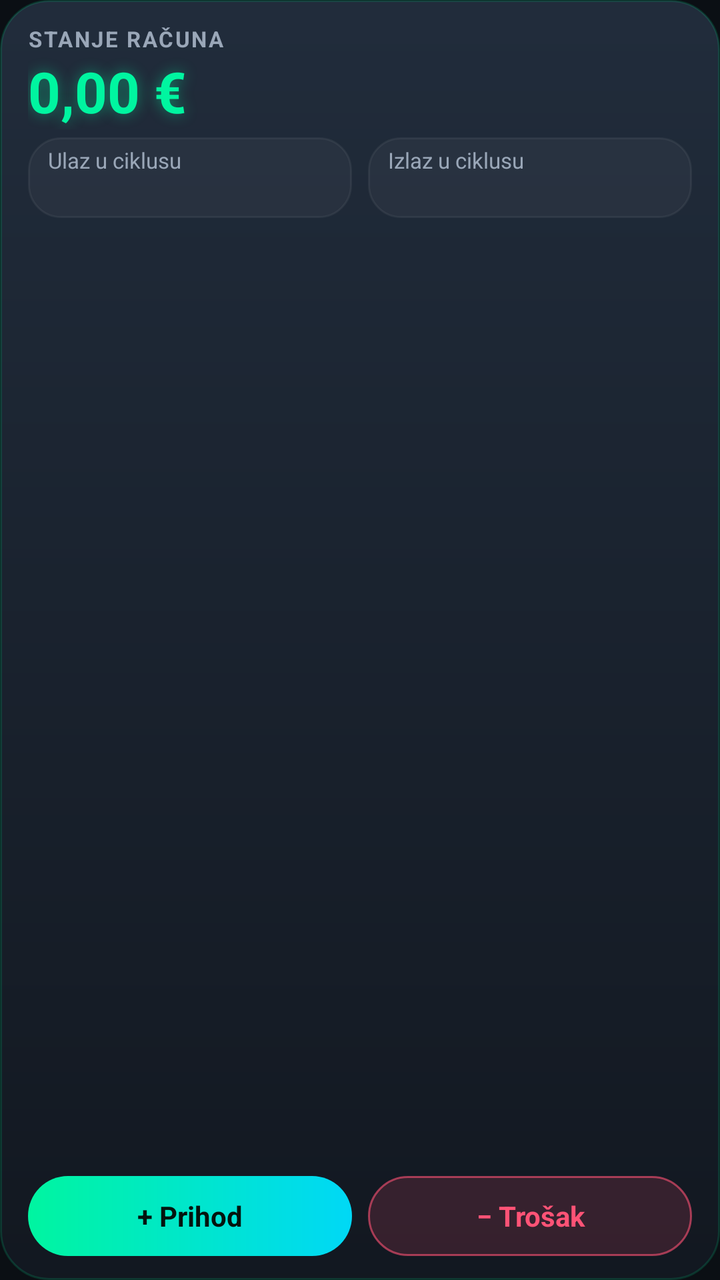
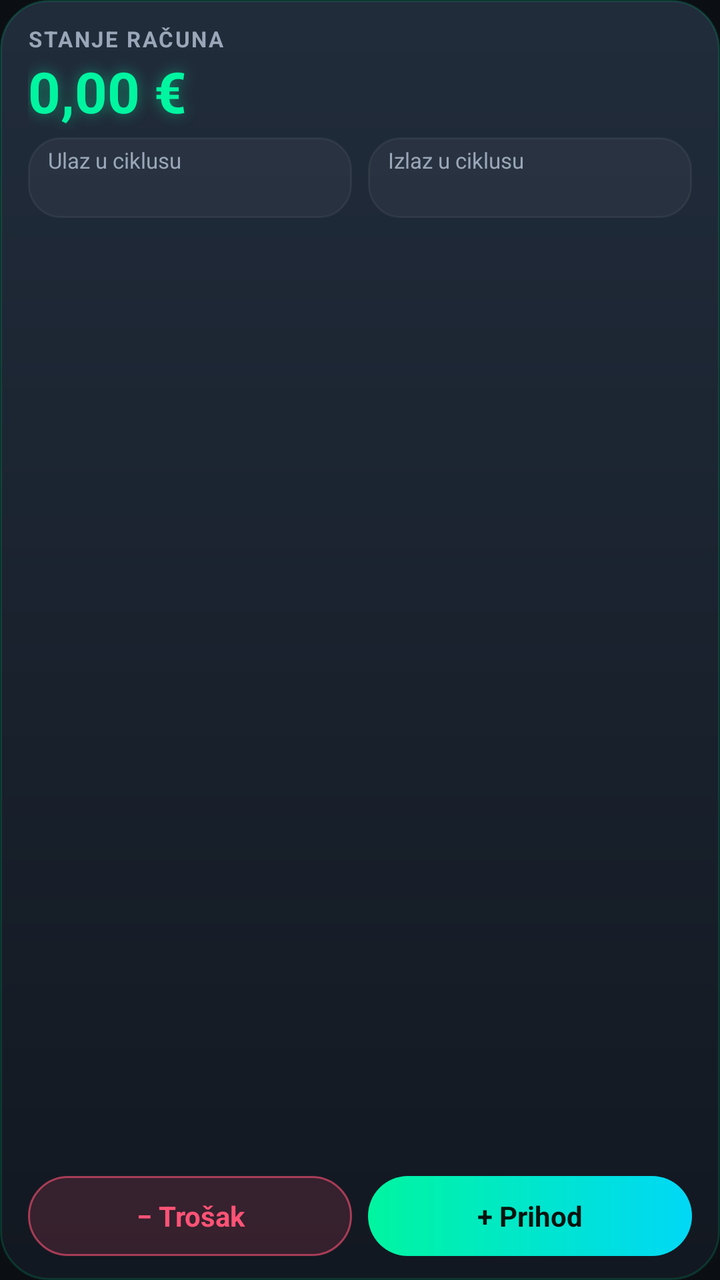

Before-and-after screenshots of an Android layout around one commit, followed by the original layout XML and the change that was made.
<!-- AndroidManifest.xml: application theme Theme.SmartBudget -->
<!-- res/layout/widget_stanje.xml -->
<?xml version="1.0" encoding="utf-8"?>
<LinearLayout xmlns:android="http://schemas.android.com/apk/res/android"
    android:id="@+id/widget_korijen"
    android:layout_width="match_parent"
    android:layout_height="match_parent"
    android:background="@drawable/widget_pozadina"
    android:orientation="vertical"
    android:paddingHorizontal="14dp"
    android:paddingVertical="12dp">

    <LinearLayout
        android:layout_width="match_parent"
        android:layout_height="wrap_content"
        android:gravity="center_vertical"
        android:orientation="horizontal">

        <TextView
            android:layout_width="0dp"
            android:layout_height="wrap_content"
            android:layout_weight="1"
            android:letterSpacing="0.08"
            android:text="@string/widget_stanje_racuna"
            android:textColor="#9AA7B8"
            android:textSize="11dp"
            android:textStyle="bold" />

        <TextView
            android:id="@+id/widget_ciklus"
            android:layout_width="wrap_content"
            android:layout_height="wrap_content"
            android:textColor="#00D8F6"
            android:textSize="11dp" />
    </LinearLayout>

    <TextView
        android:id="@+id/widget_stanje"
        android:layout_width="match_parent"
        android:layout_height="38dp"
        android:layout_marginTop="0dp"
        android:autoSizeMaxTextSize="30dp"
        android:autoSizeMinTextSize="16dp"
        android:autoSizeTextType="uniform"
        android:fontFeatureSettings="tnum"
        android:gravity="center_vertical"
        android:maxLines="1"
        android:shadowColor="#7300F5A0"
        android:shadowRadius="18"
        android:text="0,00 €"
        android:textColor="#00F5A0"
        android:textSize="30dp"
        android:textStyle="bold" />

    <LinearLayout
        android:layout_width="match_parent"
        android:layout_height="wrap_content"
        android:layout_marginTop="4dp"
        android:orientation="horizontal">

        <LinearLayout
            android:layout_width="0dp"
            android:layout_height="wrap_content"
            android:layout_marginEnd="4dp"
            android:layout_weight="1"
            android:background="@drawable/widget_plocica"
            android:orientation="vertical"
            android:paddingHorizontal="10dp"
            android:paddingVertical="4dp">

            <TextView
                android:layout_width="wrap_content"
                android:layout_height="wrap_content"
                android:text="@string/widget_ulaz"
                android:textColor="#9AA7B8"
                android:textSize="11dp" />

            <TextView
                android:id="@+id/widget_ulaz"
                android:layout_width="match_parent"
                android:layout_height="wrap_content"
                android:fontFeatureSettings="tnum"
                android:maxLines="1"
                android:textColor="#00F5A0"
                android:textSize="13dp"
                android:textStyle="bold" />
        </LinearLayout>

        <LinearLayout
            android:layout_width="0dp"
            android:layout_height="wrap_content"
            android:layout_marginStart="4dp"
            android:layout_weight="1"
            android:background="@drawable/widget_plocica"
            android:orientation="vertical"
            android:paddingHorizontal="10dp"
            android:paddingVertical="4dp">

            <TextView
                android:layout_width="wrap_content"
                android:layout_height="wrap_content"
                android:text="@string/widget_izlaz"
                android:textColor="#9AA7B8"
                android:textSize="11dp" />

            <TextView
                android:id="@+id/widget_izlaz"
                android:layout_width="match_parent"
                android:layout_height="wrap_content"
                android:fontFeatureSettings="tnum"
                android:maxLines="1"
                android:textColor="#FF5376"
                android:textSize="13dp"
                android:textStyle="bold" />
        </LinearLayout>
    </LinearLayout>

    <FrameLayout
        android:layout_width="match_parent"
        android:layout_height="0dp"
        android:layout_weight="1"
        android:minHeight="8dp" />

    <LinearLayout
        android:layout_width="match_parent"
        android:layout_height="wrap_content"
        android:orientation="horizontal">

        <TextView
            android:id="@+id/widget_gumb_prihod"
            android:layout_width="0dp"
            android:layout_height="40dp"
            android:layout_marginEnd="4dp"
            android:layout_weight="1"
            android:background="@drawable/widget_gumb_prihod"
            android:gravity="center"
            android:text="@string/widget_dodaj_prihod"
            android:textColor="#04140E"
            android:textSize="14dp"
            android:textStyle="bold" />

        <TextView
            android:id="@+id/widget_gumb_trosak"
            android:layout_width="0dp"
            android:layout_height="40dp"
            android:layout_marginStart="4dp"
            android:layout_weight="1"
            android:background="@drawable/widget_gumb_trosak"
            android:gravity="center"
            android:text="@string/widget_dodaj_trosak"
            android:textColor="#FF5376"
            android:textSize="14dp"
            android:textStyle="bold" />
    </LinearLayout>
</LinearLayout>
<!-- resources referenced by this layout -->
<resources>
  <!-- drawable widget_gumb_prihod (drawable) -->
  <?xml version="1.0" encoding="utf-8"?>
  <shape xmlns:android="http://schemas.android.com/apk/res/android" android:shape="rectangle">
      <gradient android:angle="0" android:startColor="#00F5A0" android:endColor="#00D8F6" />
      <corners android:radius="22dp" />
  </shape>
  <!-- drawable widget_gumb_trosak (drawable) -->
  <?xml version="1.0" encoding="utf-8"?>
  <shape xmlns:android="http://schemas.android.com/apk/res/android" android:shape="rectangle">
      <solid android:color="#26FF5376" />
      <stroke android:width="1dp" android:color="#99FF5376" />
      <corners android:radius="22dp" />
  </shape>
  <!-- drawable widget_plocica (drawable) -->
  <?xml version="1.0" encoding="utf-8"?>
  <shape xmlns:android="http://schemas.android.com/apk/res/android" android:shape="rectangle">
      <solid android:color="#0AFFFFFF" />
      <stroke android:width="1dp" android:color="#0FFFFFFF" />
      <corners android:radius="16dp" />
  </shape>
  <!-- drawable widget_pozadina (drawable) -->
  <?xml version="1.0" encoding="utf-8"?>
  <shape xmlns:android="http://schemas.android.com/apk/res/android" android:shape="rectangle">
      <gradient android:angle="300" android:startColor="#F0222E3D" android:endColor="#F2121820" />
      <stroke android:width="1dp" android:color="#2600F5A0" />
      <corners android:radius="24dp" />
  </shape>
  <string name="widget_dodaj_prihod">+ Prihod</string>
  <string name="widget_dodaj_trosak">− Trošak</string>
  <string name="widget_izlaz">Izlaz u ciklusu</string>
  <string name="widget_stanje_racuna">STANJE RAČUNA</string>
  <string name="widget_ulaz">Ulaz u ciklusu</string>
  <style name="Theme.SmartBudget" parent="android:Theme.Material.NoActionBar">
          <item name="android:windowBackground">@color/pozadina</item>
          <item name="android:statusBarColor">@android:color/transparent</item>
          <item name="android:navigationBarColor">@android:color/transparent</item>
      </style>
  <color name="pozadina">#0B0F14</color>
</resources>

<!-- the commit's change to res/layout/widget_stanje.xml (unified diff, before → after) -->
@@ -125,10 +125,23 @@
         android:orientation="horizontal">
 
         <TextView
+            android:id="@+id/widget_gumb_trosak"
+            android:layout_width="0dp"
+            android:layout_height="40dp"
+            android:layout_marginEnd="4dp"
+            android:layout_weight="1"
+            android:background="@drawable/widget_gumb_trosak"
+            android:gravity="center"
+            android:text="@string/widget_dodaj_trosak"
+            android:textColor="#FF5376"
+            android:textSize="14dp"
+            android:textStyle="bold" />
+
+        <TextView
             android:id="@+id/widget_gumb_prihod"
             android:layout_width="0dp"
             android:layout_height="40dp"
-            android:layout_marginEnd="4dp"
+            android:layout_marginStart="4dp"
             android:layout_weight="1"
             android:background="@drawable/widget_gumb_prihod"
             android:gravity="center"
@@ -136,18 +149,5 @@
             android:textColor="#04140E"
             android:textSize="14dp"
             android:textStyle="bold" />
-
-        <TextView
-            android:id="@+id/widget_gumb_trosak"
-            android:layout_width="0dp"
-            android:layout_height="40dp"
-            android:layout_marginStart="4dp"
-            android:layout_weight="1"
-            android:background="@drawable/widget_gumb_trosak"
-            android:gravity="center"
-            android:text="@string/widget_dodaj_trosak"
-            android:textColor="#FF5376"
-            android:textSize="14dp"
-            android:textStyle="bold" />
     </LinearLayout>
 </LinearLayout>
